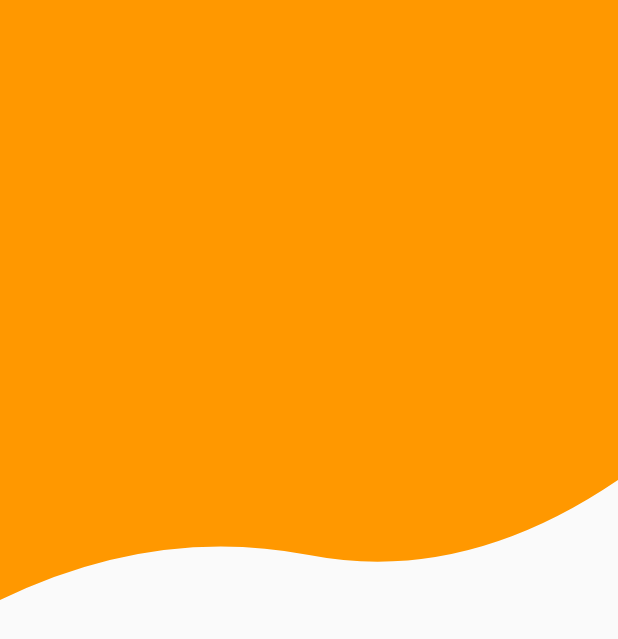
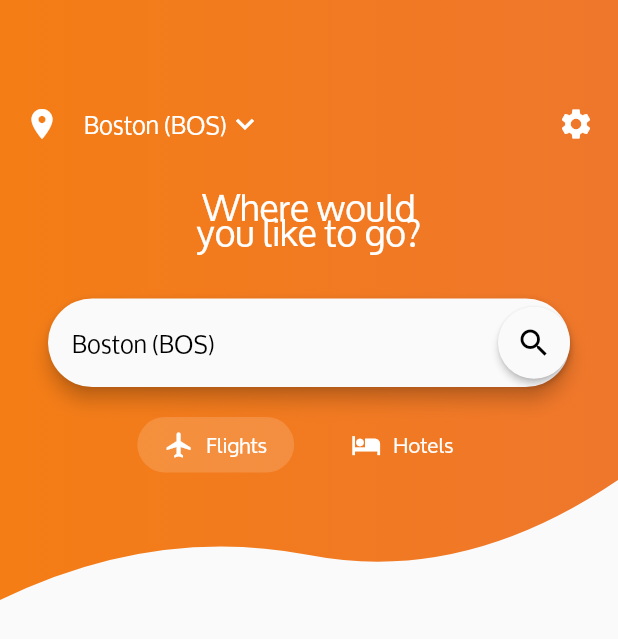
Before and after one commit to Miguel-Herrero/Flutter, a Flutter app: the screen it shows after launch, on a phone screen of 412 x 824 dp. Shown: the top 639 px of the screen. Run offline on Flutter 3.47's test engine with Material 2 defaults, Android fonts, the phone set to English and light mode, and no system bars.

Commit message:
Search inputs of Home screen

```diff
--- /dev/null
+++ b/flight_list/lib/home/home_screen.dart
@@ -0,0 +1,203 @@
+import 'package:flutter/material.dart';
+
+import 'package:flight_list/ui/custom_shape_clipper.dart';
+import 'package:flight_list/theme.dart';
+
+const List<String> locations = <String>[
+  'Boston (BOS)',
+  'New York City (JFK)',
+  'Paris'
+];
+
+class HomeScreen extends StatelessWidget {
+  const HomeScreen();
+
+  @override
+  Widget build(BuildContext context) {
+    return Scaffold(
+      body: Column(
+        children: const <Widget>[HomeTop()],
+      ),
+    );
+  }
+}
+
+class HomeTop extends StatefulWidget {
+  const HomeTop();
+  @override
+  State<StatefulWidget> createState() => _HomeTopState();
+}
+
+class _HomeTopState extends State<HomeTop> {
+  int selectedLocationIndex = 0;
+  bool isFlightSelected = true;
+
+  @override
+  Widget build(BuildContext context) {
+    return Stack(children: <Widget>[
+      ClipPath(
+        clipper: CustomShapeClipper(),
+        child: Container(
+          decoration: const BoxDecoration(
+              gradient:
+                  LinearGradient(colors: <Color>[firstColor, secondColor])),
+          height: 400.0,
+          child: Column(
+            children: <Widget>[
+              const SizedBox(
+                height: 50.0,
+              ),
+              Padding(
+                padding: const EdgeInsets.all(16.0),
+                child: Row(
+                  children: <Widget>[
+                    const Icon(Icons.location_on, color: Colors.white),
+                    const SizedBox(
+                      width: 16.0,
+                    ),
+                    PopupMenuButton<int>(
+                      onSelected: (int index) {
+                        setState(() {
+                          selectedLocationIndex = index;
+                        });
+                      },
+                      itemBuilder: (BuildContext context) =>
+                          <PopupMenuItem<int>>[
+                            PopupMenuItem<int>(
+                              child: Text(locations[0],
+                                  style: dropDownMenuItemStyle),
+                              value: 0,
+                            ),
+                            PopupMenuItem<int>(
+                              child: Text(locations[1],
+                                  style: dropDownMenuItemStyle),
+                              value: 1,
+                            ),
+                            PopupMenuItem<int>(
+                              child: Text(locations[2],
+                                  style: dropDownMenuItemStyle),
+                              value: 2,
+                            ),
+                          ],
+                      child: Row(
+                        children: <Widget>[
+                          Text(locations[selectedLocationIndex],
+                              style: dropDownLabelStyle),
+                          const Icon(
+                            Icons.keyboard_arrow_down,
+                            color: Colors.white,
+                          )
+                        ],
+                      ),
+                    ),
+                    const Spacer(),
+                    const Icon(Icons.settings, color: Colors.white)
+                  ],
+                ),
+              ),
+              const SizedBox(
+                height: 20.0,
+              ),
+              const Text('Where would\nyou like to go?',
+                  style: TextStyle(
+                      fontSize: 24.0, color: Colors.white, height: 0.7),
+                  textAlign: TextAlign.center),
+              const SizedBox(
+                height: 30.0,
+              ),
+              Padding(
+                  padding: const EdgeInsets.symmetric(horizontal: 32.0),
+                  child: Material(
+                    elevation: 5.0,
+                    borderRadius: const BorderRadius.all(Radius.circular(30.0)),
+                    child: TextField(
+                      controller: TextEditingController(text: locations[0]),
+                      style: dropDownMenuItemStyle,
+                      cursorColor: appTheme.primaryColor,
+                      decoration: const InputDecoration(
+                          border: InputBorder.none,
+                          contentPadding: EdgeInsets.symmetric(
+                              horizontal: 16.0, vertical: 13.0),
+                          suffixIcon: Material(
+                            elevation: 2.0,
+                            borderRadius:
+                                BorderRadius.all(Radius.circular(30.0)),
+                            child: Icon(Icons.search, color: Colors.black),
+                          )),
+                    ),
+                  )),
+              const SizedBox(
+                height: 20.0,
+              ),
+              Row(
+                mainAxisAlignment: MainAxisAlignment.spaceAround,
+                mainAxisSize: MainAxisSize.min,
+                children: <Widget>[
+                  InkWell(
+                    onTap: () {
+                      setState(() {
+                        isFlightSelected = true;
+                      });
+                    },
+                    child: MyChoiceChip(
+                        icon: Icons.flight,
+                        text: 'Flights',
+                        isSelected: isFlightSelected),
+                  ),
+                  const SizedBox(
+                    width: 20.0,
+                  ),
+                  InkWell(
+                    onTap: () {
+                      setState(() {
+                        isFlightSelected = false;
+                      });
+                    },
+                    child: MyChoiceChip(
+                        icon: Icons.hotel,
+                        text: 'Hotels',
+                        isSelected: !isFlightSelected),
+                  )
+                ],
+              )
+            ],
+          ),
+        ),
+      ),
+    ]);
+  }
+}
+
+class MyChoiceChip extends StatefulWidget {
+  const MyChoiceChip({this.icon, this.text, this.isSelected});
+  final IconData icon;
+  final String text;
+  final bool isSelected;
+
+  @override
+  State<StatefulWidget> createState() => _MyChoiceChipState();
+}
+
+class _MyChoiceChipState extends State<MyChoiceChip> {
+  @override
+  Widget build(BuildContext context) {
+    return Container(
+      padding: const EdgeInsets.symmetric(horizontal: 18.0, vertical: 4.0),
+      decoration: widget.isSelected
+          ? BoxDecoration(
+              color: Colors.white.withOpacity(0.15),
+              borderRadius: const BorderRadius.all(Radius.circular(20.0)))
+          : null,
+      child: Row(
+        mainAxisSize: MainAxisSize.min,
+        mainAxisAlignment: MainAxisAlignment.spaceBetween,
+        children: <Widget>[
+          Icon(widget.icon, color: Colors.white, size: 20.0),
+          const SizedBox(width: 8.0),
+          Text(widget.text,
+              style: const TextStyle(color: Colors.white, fontSize: 14.0))
+        ],
+      ),
+    );
+  }
+}
--- a/flight_list/lib/main.dart
+++ b/flight_list/lib/main.dart
@@ -1,50 +1,20 @@
 import 'package:flutter/material.dart';
 
-import 'package:flight_list/widgets/custom_shape_clipper.dart';
+import 'package:flight_list/theme.dart';
+import 'package:flight_list/home/home_screen.dart';
 
-void main() => runApp(MyApp());
+void main() => runApp(const MyApp());
 
 class MyApp extends StatelessWidget {
+  const MyApp();
+
   // This widget is the root of your application.
   @override
   Widget build(BuildContext context) {
-    return const MaterialApp(
+    return MaterialApp(
         title: 'Flight list',
         debugShowCheckedModeBanner: false,
-        home: HomeScreen());
+        theme: appTheme,
+        home: const HomeScreen());
   }
 }
-
-class HomeScreen extends StatelessWidget {
-  const HomeScreen();
-
-  @override
-  Widget build(BuildContext context) {
-    return Scaffold(
-      body: Column(
-        children: const <Widget>[HomeTop()],
-      ),
-    );
-  }
-}
-
-class HomeTop extends StatefulWidget {
-  const HomeTop();
-  @override
-  State<StatefulWidget> createState() => _HomeTopState();
-}
-
-class _HomeTopState extends State<HomeTop> {
-  @override
-  Widget build(BuildContext context) {
-    return Stack(children: <Widget>[
-      ClipPath(
-        clipper: CustomShapeClipper(),
-        child: Container(
-          height: 400.0,
-          color: Colors.orange,
-        ),
-      ),
-    ]);
-  }
-}
--- /dev/null
+++ b/flight_list/lib/theme.dart
@@ -0,0 +1,10 @@
+import 'package:flutter/material.dart';
+
+const Color firstColor = Color(0xFFF47D15);
+const Color secondColor = Color(0xFFEF772C);
+final ThemeData appTheme =
+    ThemeData(primaryColor: const Color(0xFFF3791A), fontFamily: 'Oxygen');
+const TextStyle dropDownLabelStyle =
+    TextStyle(color: Colors.white, fontSize: 16.0);
+const TextStyle dropDownMenuItemStyle =
+    TextStyle(color: Colors.black, fontSize: 16.0);
--- /dev/null
+++ b/flight_list/lib/ui/custom_shape_clipper.dart
@@ -0,0 +1,30 @@
+import 'package:flutter/material.dart';
+
+class CustomShapeClipper extends CustomClipper<Path> {
+  @override
+  Path getClip(Size size) {
+    final Path path = Path();
+
+    path.lineTo(0.0, size.height);
+
+    final Offset firstControlPoint =
+        Offset(size.width * 0.25, size.height - 50.0);
+    final Offset firstEndpoint = Offset(size.width * 0.5, size.height - 30.0);
+    path.quadraticBezierTo(firstControlPoint.dx, firstControlPoint.dy,
+        firstEndpoint.dx, firstEndpoint.dy);
+
+    final Offset secondControlPoint =
+        Offset(size.width * 0.75, size.height - 10.0);
+    final Offset secondEndpoint = Offset(size.width, size.height - 80.0);
+    path.quadraticBezierTo(secondControlPoint.dx, secondControlPoint.dy,
+        secondEndpoint.dx, secondEndpoint.dy);
+
+    path.lineTo(size.width, 0.0);
+    path.close();
+
+    return path;
+  }
+
+  @override
+  bool shouldReclip(CustomClipper<Path> oldClipper) => true;
+}
--- a/flight_list/lib/widgets/custom_shape_clipper.dart
+++ /dev/null
@@ -1,26 +0,0 @@
-import 'package:flutter/material.dart';
-
-class CustomShapeClipper extends CustomClipper<Path> {
-  @override
-  Path getClip(Size size) {
-    final Path path = Path();
-
-    path.lineTo(0.0, size.height);
-
-    final Offset firstControlPoint = Offset(size.width * 0.25, size.height - 50.0);
-    final Offset firstEndpoint = Offset(size.width * 0.5, size.height - 30.0);
-    path.quadraticBezierTo(firstControlPoint.dx, firstControlPoint.dy, firstEndpoint.dx, firstEndpoint.dy);
-
-    final Offset secondControlPoint = Offset(size.width * 0.75, size.height - 10.0);
-    final Offset secondEndpoint = Offset(size.width, size.height - 80.0);
-    path.quadraticBezierTo(secondControlPoint.dx, secondControlPoint.dy, secondEndpoint.dx, secondEndpoint.dy);
-
-    path.lineTo(size.width, 0.0);
-    path.close();
-
-    return path;
-  }
-
-  @override
-  bool shouldReclip(CustomClipper oldClipper) => true;
-}
```
Also changed, not shown: 4 other files.
